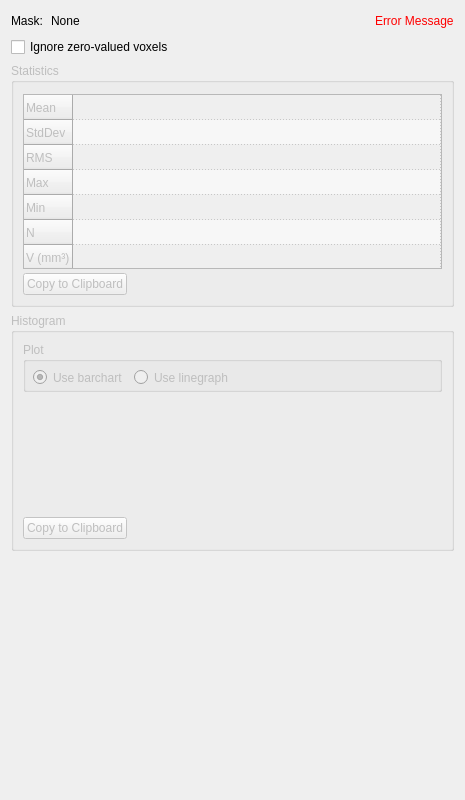
Above: Plugins/org.mitk.gui.qt.measurementtoolbox/src/internal/QmitkImageStatisticsViewControls.ui from MITK/MITK before the change. Below: the same form after it.
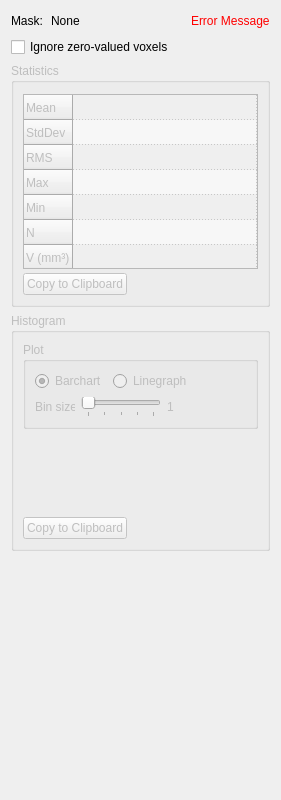
That is the form after the change. Custom widgets are drawn as their Qt base class.

Commit message:
Set number of histogram bins variable for each input image
Add QSlider to GUI to reduce number of histogram bins by factor 1 to 5.

What changed in the file:
```diff
--- a/Plugins/org.mitk.gui.qt.measurementtoolbox/src/internal/QmitkImageStatisticsViewControls.ui
+++ b/Plugins/org.mitk.gui.qt.measurementtoolbox/src/internal/QmitkImageStatisticsViewControls.ui
@@ -9,15 +9,15 @@
    <rect>
     <x>0</x>
     <y>0</y>
-    <width>465</width>
+    <width>281</width>
     <height>800</height>
    </rect>
   </property>
   <property name="windowTitle">
    <string>Form</string>
   </property>
-  <layout class="QGridLayout" name="gridLayout_2">
-   <item row="0" column="0">
+  <layout class="QVBoxLayout" name="verticalLayout_4">
+   <item>
     <layout class="QHBoxLayout" name="horizontalLayout_3">
      <item>
       <widget class="QLabel" name="label_2">
@@ -70,14 +70,14 @@
      </item>
     </layout>
    </item>
-   <item row="1" column="0">
+   <item>
     <widget class="QCheckBox" name="m_IgnoreZerosCheckbox">
      <property name="text">
       <string>Ignore zero-valued voxels</string>
      </property>
     </widget>
    </item>
-   <item row="2" column="0">
+   <item>
     <widget class="QGroupBox" name="groupBox_3">
      <property name="enabled">
       <bool>false</bool>
@@ -252,7 +252,7 @@
      </layout>
     </widget>
    </item>
-   <item row="3" column="0">
+   <item>
     <widget class="QGroupBox" name="groupBox">
      <property name="enabled">
       <bool>false</bool>
@@ -269,55 +269,8 @@
      <property name="checkable">
       <bool>false</bool>
      </property>
-     <layout class="QGridLayout" name="gridLayout">
-      <item row="2" column="0">
-       <widget class="QStackedWidget" name="m_StatisticsWidgetStack">
-        <property name="currentIndex">
-         <number>0</number>
-        </property>
-        <widget class="QmitkHistogramJSWidget" name="m_JSHistogram">
-         <property name="sizePolicy">
-          <sizepolicy hsizetype="Preferred" vsizetype="Fixed">
-           <horstretch>0</horstretch>
-           <verstretch>0</verstretch>
-          </sizepolicy>
-         </property>
-        </widget>
-       </widget>
-      </item>
-      <item row="3" column="0">
-       <widget class="QWidget" name="widget_2" native="true">
-        <layout class="QHBoxLayout" name="horizontalLayout_2">
-         <property name="spacing">
-          <number>0</number>
-         </property>
-         <property name="margin">
-          <number>0</number>
-         </property>
+     <layout class="QVBoxLayout" name="verticalLayout_3">
          <item>
-          <widget class="QPushButton" name="m_ButtonCopyHistogramToClipboard">
-           <property name="text">
-            <string>Copy to Clipboard</string>
-           </property>
-          </widget>
-         </item>
-         <item>
-          <spacer name="horizontalSpacer_2">
-           <property name="orientation">
-            <enum>Qt::Horizontal</enum>
-           </property>
-           <property name="sizeHint" stdset="0">
-            <size>
-             <width>40</width>
-             <height>20</height>
-            </size>
-           </property>
-          </spacer>
-         </item>
-        </layout>
-       </widget>
-      </item>
-      <item row="0" column="0">
        <widget class="QGroupBox" name="groupBox_2">
         <property name="sizePolicy">
          <sizepolicy hsizetype="Preferred" vsizetype="Preferred">
@@ -328,7 +281,7 @@
         <property name="minimumSize">
          <size>
           <width>0</width>
-          <height>50</height>
+          <height>0</height>
          </size>
         </property>
         <property name="maximumSize">
@@ -340,35 +293,9 @@
         <property name="title">
          <string>Plot</string>
         </property>
-        <widget class="QWidget" name="horizontalLayoutWidget">
-         <property name="geometry">
-          <rect>
-           <x>0</x>
-           <y>20</y>
-           <width>411</width>
-           <height>31</height>
-          </rect>
-         </property>
+        <layout class="QVBoxLayout" name="verticalLayout_2">
+         <item>
          <layout class="QHBoxLayout" name="horizontalLayout_4">
-          <property name="sizeConstraint">
-           <enum>QLayout::SetDefaultConstraint</enum>
-          </property>
-          <item>
-           <spacer name="horizontalSpacer_5">
-            <property name="orientation">
-             <enum>Qt::Horizontal</enum>
-            </property>
-            <property name="sizeType">
-             <enum>QSizePolicy::Preferred</enum>
-            </property>
-            <property name="sizeHint" stdset="0">
-             <size>
-              <width>10</width>
-              <height>0</height>
-             </size>
-            </property>
-           </spacer>
-          </item>
           <item>
            <widget class="QRadioButton" name="m_barRadioButton">
             <property name="sizePolicy">
@@ -381,7 +308,7 @@
              <string notr="true"/>
             </property>
             <property name="text">
-             <string>Use barchart</string>
+              <string>Barchart</string>
             </property>
             <property name="checked">
              <bool>true</bool>
@@ -403,7 +330,7 @@
              </size>
             </property>
             <property name="text">
-             <string>Use linegraph</string>
+              <string>Linegraph</string>
             </property>
            </widget>
           </item>
@@ -421,20 +348,151 @@
            </spacer>
           </item>
          </layout>
-        </widget>
-       </widget>
-      </item>
-      <item row="1" column="0">
+         </item>
+         <item>
+          <layout class="QHBoxLayout" name="horizontalLayout_5">
+           <item>
+            <widget class="QLabel" name="m_HistogramBinSizeCaptionLabel">
+             <property name="minimumSize">
+              <size>
+               <width>40</width>
+               <height>0</height>
+              </size>
+             </property>
+             <property name="maximumSize">
+              <size>
+               <width>40</width>
+               <height>16777215</height>
+              </size>
+             </property>
+             <property name="text">
+              <string>Bin size</string>
+             </property>
+            </widget>
+           </item>
+           <item>
+            <widget class="QSlider" name="m_HistogramBinSizeSlider">
+             <property name="maximumSize">
+              <size>
+               <width>80</width>
+               <height>16777215</height>
+              </size>
+             </property>
+             <property name="minimum">
+              <number>1</number>
+             </property>
+             <property name="maximum">
+              <number>5</number>
+             </property>
+             <property name="pageStep">
+              <number>0</number>
+             </property>
+             <property name="tracking">
+              <bool>false</bool>
+             </property>
+             <property name="orientation">
+              <enum>Qt::Horizontal</enum>
+             </property>
+             <property name="tickPosition">
+              <enum>QSlider::TicksBelow</enum>
+             </property>
+            </widget>
+           </item>
+           <item>
+            <widget class="QLabel" name="m_HistogramBinSizeLabel">
+             <property name="minimumSize">
+              <size>
+               <width>10</width>
+               <height>0</height>
+              </size>
+             </property>
+             <property name="maximumSize">
+              <size>
+               <width>10</width>
+               <height>16777215</height>
+              </size>
+             </property>
+             <property name="text">
+              <string>1</string>
+             </property>
+            </widget>
+           </item>
+           <item>
+            <spacer name="horizontalSpacer_5">
+             <property name="orientation">
+              <enum>Qt::Horizontal</enum>
+             </property>
+             <property name="sizeHint" stdset="0">
+              <size>
+               <width>67</width>
+               <height>20</height>
+              </size>
+             </property>
+            </spacer>
+           </item>
+          </layout>
+         </item>
+        </layout>
+       </widget>
+      </item>
+      <item>
        <widget class="QLabel" name="m_InfoLabel">
         <property name="text">
          <string/>
         </property>
        </widget>
       </item>
+      <item>
+       <widget class="QStackedWidget" name="m_StatisticsWidgetStack">
+        <property name="currentIndex">
+         <number>0</number>
+        </property>
+        <widget class="QmitkHistogramJSWidget" name="m_JSHistogram">
+         <property name="sizePolicy">
+          <sizepolicy hsizetype="Preferred" vsizetype="Fixed">
+           <horstretch>0</horstretch>
+           <verstretch>0</verstretch>
+          </sizepolicy>
+         </property>
+        </widget>
+       </widget>
+      </item>
+      <item>
+       <widget class="QWidget" name="widget_2" native="true">
+        <layout class="QHBoxLayout" name="horizontalLayout_2">
+         <property name="spacing">
+          <number>0</number>
+         </property>
+         <property name="margin">
+          <number>0</number>
+         </property>
+         <item>
+          <widget class="QPushButton" name="m_ButtonCopyHistogramToClipboard">
+           <property name="text">
+            <string>Copy to Clipboard</string>
+           </property>
+          </widget>
+         </item>
+         <item>
+          <spacer name="horizontalSpacer_2">
+           <property name="orientation">
+            <enum>Qt::Horizontal</enum>
+           </property>
+           <property name="sizeHint" stdset="0">
+            <size>
+             <width>40</width>
+             <height>20</height>
+            </size>
+           </property>
+          </spacer>
+         </item>
      </layout>
     </widget>
    </item>
-   <item row="6" column="0">
+     </layout>
+    </widget>
+   </item>
+   <item>
     <spacer name="verticalSpacer">
      <property name="orientation">
       <enum>Qt::Vertical</enum>
```
Left out of the diff: 2 changed lines with no effect on the pictures. Lines whose indentation alone changed are shown as unchanged. The commit also changes 6 other files.
